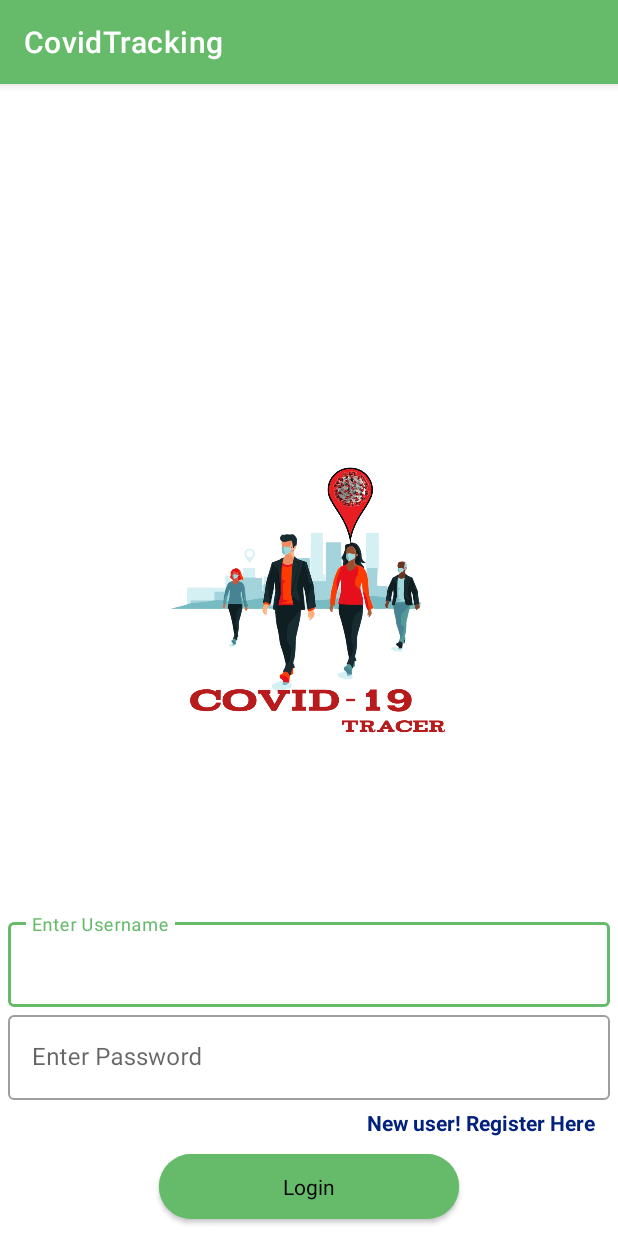
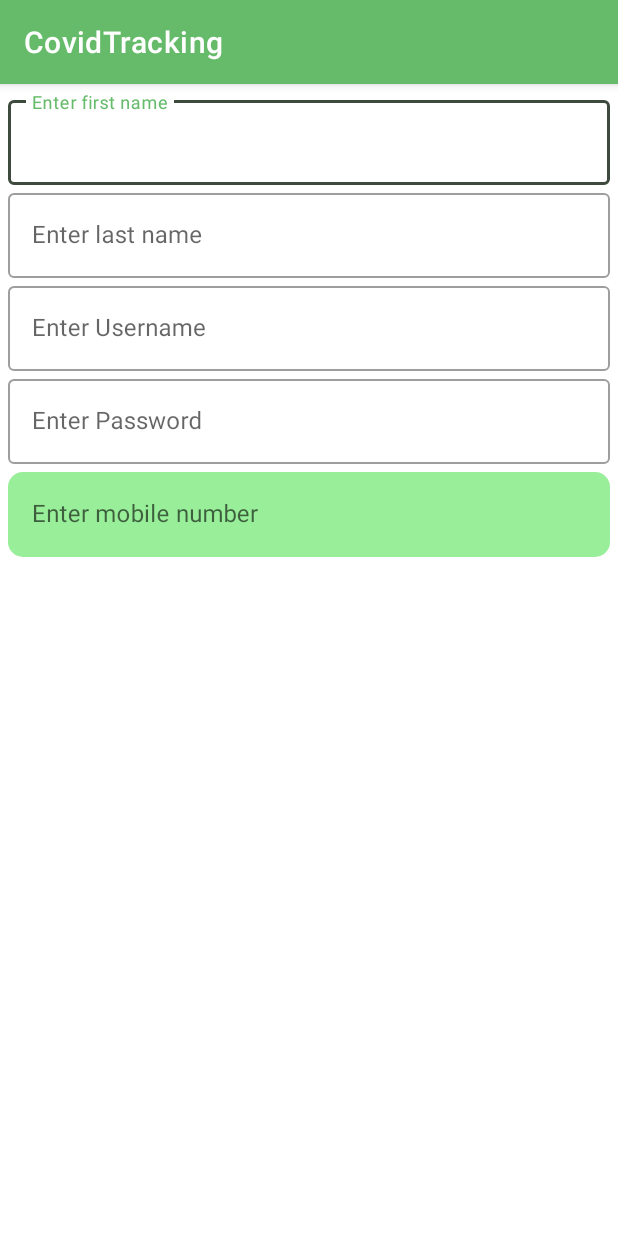
Before and after one commit to Nitesharu1998/CovidTracking, an Android app: the screen it shows after launch (MainActivity before the commit, NewUser after it), after a tap on "New user! Register Here", on a phone screen of 412 x 824 dp. Run offline under Robolectric (Android 15) with nearby library versions, the phone set to English and light mode, and no system bars.

Commit message:
working on login module

```diff
--- a/app/src/main/java/com/example/covidtracking/MainActivity.java
+++ b/app/src/main/java/com/example/covidtracking/activities/MainActivity.java
@@ -1,18 +1,24 @@
-package com.example.covidtracking;
+package com.example.covidtracking.activities;
 
 import androidx.appcompat.app.AppCompatActivity;
 
+import android.app.Activity;
+import android.content.Intent;
 import android.os.Bundle;
 import android.view.View;
 import android.widget.Button;
 import android.widget.TextView;
 
+import com.example.covidtracking.R;
+import com.example.covidtracking.Utils.Global;
 import com.google.android.material.textfield.TextInputEditText;
 
 public class MainActivity extends AppCompatActivity {
     TextView tv_register;
     TextInputEditText edt_username,edt_password;
     Button btn_login;
+    String str_username,str_password;
+    Activity activity;
 
     @Override
     protected void onCreate(Bundle savedInstanceState) {
@@ -26,23 +32,40 @@ public class MainActivity extends AppCompatActivity {
         btn_login.setOnClickListener(new View.OnClickListener() {
             @Override
             public void onClick(View view) {
-
+                str_password=edt_password.getText().toString().trim();
+                str_username=edt_username.getText().toString().trim();
+                if (credsValidations(str_username,str_password)){
+                    //to the homepage // need to bring the usertype.
+                    // admin and user different screens
+                }
             }
         });
 
         tv_register.setOnClickListener(new View.OnClickListener() {
             @Override
             public void onClick(View view) {
-
+               startActivity(new Intent(activity,NewUser.class));
             }
         });
     }
 
+    private boolean credsValidations(String str_username, String str_password) {
+        if (Global.isNull(str_username)){
+            Global.showToast(activity,"please enter username",1);
+            return false;
+        }
+        if(Global.isNull(str_password)){
+            Global.showToast(activity,"please enter password",1);
+            return false;
+        }
+        return true;
+    }
 
     private void initUI() {
         tv_register=findViewById(R.id.tv_register);
         edt_username=findViewById(R.id.edt_username);
         edt_password=findViewById(R.id.edt_password);
         btn_login=findViewById(R.id.btn_login);
+        activity=this;
     }
 }
--- /dev/null
+++ b/app/src/main/java/com/example/covidtracking/activities/NewUser.java
@@ -0,0 +1,16 @@
+package com.example.covidtracking.activities;
+
+import androidx.appcompat.app.AppCompatActivity;
+
+import android.os.Bundle;
+
+import com.example.covidtracking.R;
+
+public class NewUser extends AppCompatActivity {
+
+    @Override
+    protected void onCreate(Bundle savedInstanceState) {
+        super.onCreate(savedInstanceState);
+        setContentView(R.layout.activity_new_user);
+    }
+}
--- /dev/null
+++ b/app/src/main/res/drawable/edittext_bg.xml
@@ -0,0 +1,7 @@
+<?xml version="1.0" encoding="utf-8"?>
+<shape xmlns:android="http://schemas.android.com/apk/res/android"
+    android:shape="rectangle">
+
+    <corners android:radius="10dp"/>
+    <solid android:color="@color/primaryLightColor"/>
+</shape>
--- a/app/src/main/res/layout/activity_main.xml
+++ b/app/src/main/res/layout/activity_main.xml
@@ -6,7 +6,7 @@
     android:layout_height="match_parent"
     android:orientation="vertical"
     android:gravity="bottom"
-    tools:context=".MainActivity">
+    tools:context=".activities.MainActivity">
 
     <ImageView
         android:layout_width="214dp"
@@ -25,6 +25,7 @@
         <com.google.android.material.textfield.TextInputLayout
             style="@style/Widget.MaterialComponents.TextInputLayout.OutlinedBox"
             android:hint="Enter Username"
+
             android:layout_width="match_parent"
             android:layout_height="wrap_content">
             <com.google.android.material.textfield.TextInputEditText
--- /dev/null
+++ b/app/src/main/res/layout/activity_new_user.xml
@@ -0,0 +1,88 @@
+<?xml version="1.0" encoding="utf-8"?>
+<LinearLayout xmlns:android="http://schemas.android.com/apk/res/android"
+    xmlns:app="http://schemas.android.com/apk/res-auto"
+    xmlns:tools="http://schemas.android.com/tools"
+    android:layout_width="match_parent"
+    android:layout_height="match_parent"
+    android:orientation="vertical"
+    tools:context=".activities.NewUser">
+
+    <LinearLayout
+        android:layout_width="match_parent"
+        android:layout_height="wrap_content"
+        android:layout_gravity="bottom"
+        android:gravity="bottom"
+        android:orientation="vertical"
+        android:padding="5dp">
+
+        <com.google.android.material.textfield.TextInputLayout
+            style="@style/Widget.MaterialComponents.TextInputLayout.OutlinedBox"
+            app:boxStrokeColor="@color/light_black"
+            android:layout_width="match_parent"
+            android:layout_height="wrap_content"
+            android:hint="Enter first name">
+
+            <com.google.android.material.textfield.TextInputEditText
+                android:id="@+id/edt_first_name"
+                android:layout_width="match_parent"
+                android:layout_height="wrap_content" />
+
+        </com.google.android.material.textfield.TextInputLayout>
+
+        <com.google.android.material.textfield.TextInputLayout
+            style="@style/Widget.MaterialComponents.TextInputLayout.OutlinedBox"
+            android:layout_width="match_parent"
+            android:layout_height="wrap_content"
+            android:hint="Enter last name">
+
+            <com.google.android.material.textfield.TextInputEditText
+                android:id="@+id/edt_last_name"
+                android:layout_width="match_parent"
+                android:layout_height="wrap_content" />
+
+        </com.google.android.material.textfield.TextInputLayout>
+
+        <com.google.android.material.textfield.TextInputLayout
+            style="@style/Widget.MaterialComponents.TextInputLayout.OutlinedBox"
+            android:layout_width="match_parent"
+            android:layout_height="wrap_content"
+            android:hint="Enter Username">
+
+            <com.google.android.material.textfield.TextInputEditText
+                android:id="@+id/edt_username"
+                android:layout_width="match_parent"
+                android:layout_height="wrap_content" />
+
+        </com.google.android.material.textfield.TextInputLayout>
+
+        <com.google.android.material.textfield.TextInputLayout
+            style="@style/Widget.MaterialComponents.TextInputLayout.OutlinedBox"
+
+            android:layout_width="match_parent"
+            android:layout_height="wrap_content"
+            android:hint="Enter Password">
+
+            <com.google.android.material.textfield.TextInputEditText
+                android:id="@+id/edt_password"
+                android:layout_width="match_parent"
+                android:layout_height="wrap_content" />
+
+        </com.google.android.material.textfield.TextInputLayout>
+
+        <com.google.android.material.textfield.TextInputLayout
+            style="@style/Widget.MaterialComponents.TextInputLayout.OutlinedBox"
+            android:layout_width="match_parent"
+            android:layout_height="wrap_content"
+            android:hint="Enter mobile number">
+
+            <com.google.android.material.textfield.TextInputEditText
+                android:id="@+id/edt_mobile"
+                android:layout_width="match_parent"
+                android:background="@drawable/edittext_bg"
+
+                android:layout_height="wrap_content" />
+
+        </com.google.android.material.textfield.TextInputLayout>
+
+    </LinearLayout>
+</LinearLayout>
--- a/app/src/main/res/values/colors.xml
+++ b/app/src/main/res/values/colors.xml
@@ -9,4 +9,5 @@
     <color name="black">#FF000000</color>
     <color name="white">#FFFFFFFF</color>
     <color name="link_dark_blue">#02217C</color>
+    <color name="light_black">#3E4A3D</color>
 </resources>
```
Also changed, not shown: app/src/main/AndroidManifest.xml (+7 -1 lines), app/src/main/java/com/example/covidtracking/Utils/Global.java (added, +29 -0 lines), app/src/main/java/com/example/covidtracking/activities/AppMain.java (added, +16 -0 lines), app/src/main/res/layout/activity_app_main.xml (added, +9 -0 lines).
